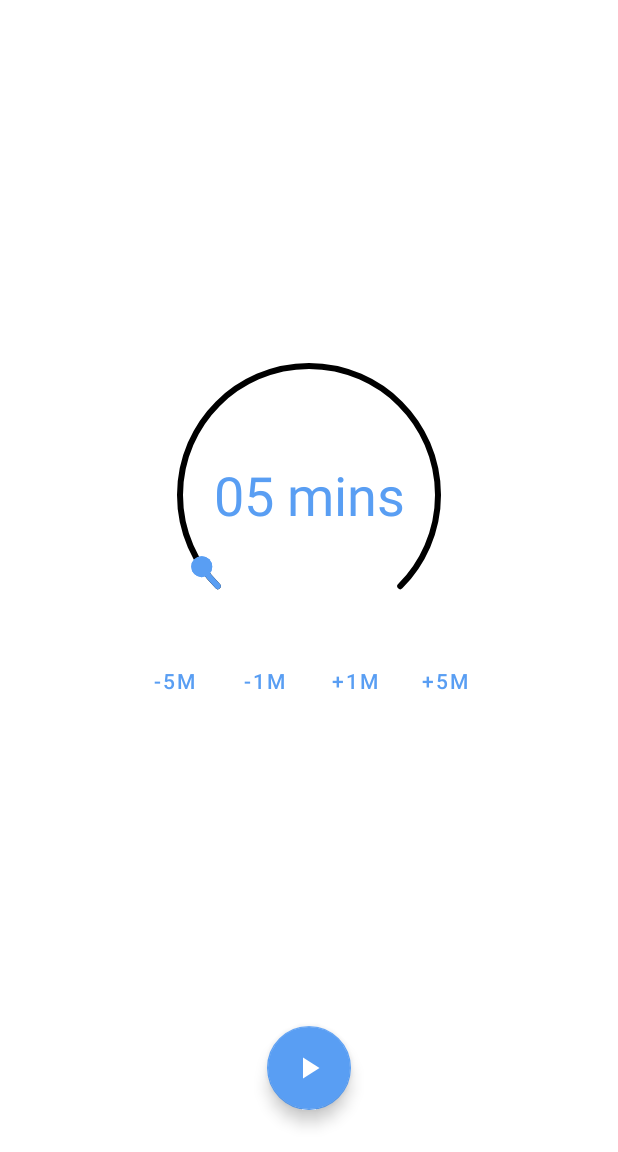
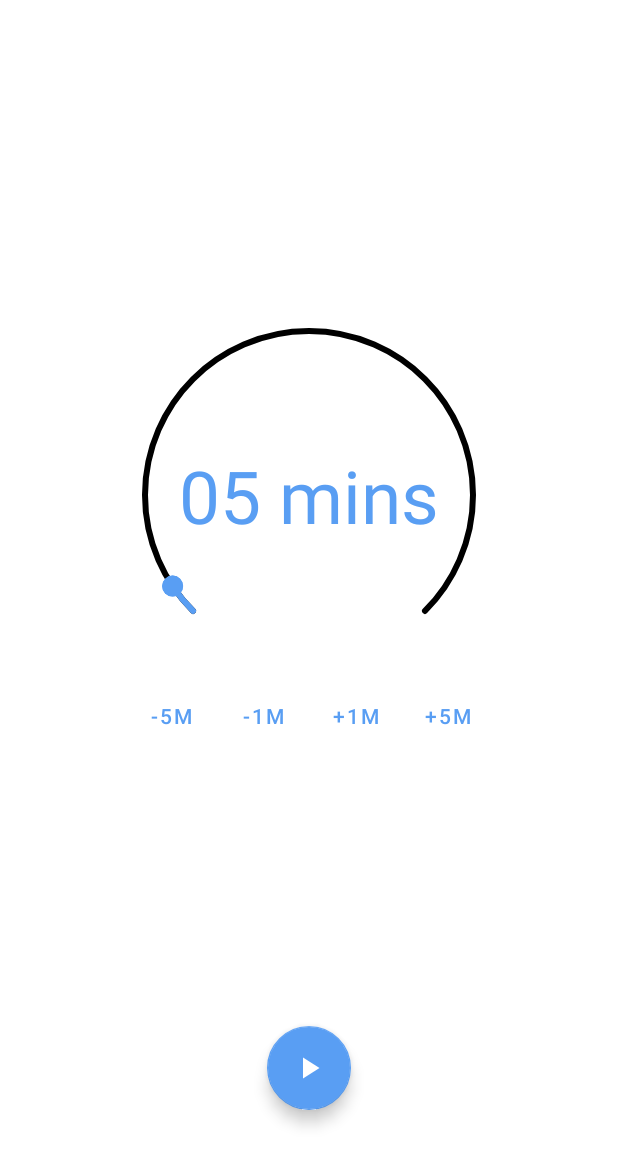
Before and after one commit to SimpleAppProjects/SimpleSleepTimer, an Android app: the screen it shows after launch (MainActivity), on a phone screen of 412 x 824 dp, the part 84-1236 px from its top. Run offline under Robolectric (Android 15) with nearby library versions, the phone set to English and light mode, and no system bars; our stand-ins replace data binding; libraries missing offline, so code that uses them is left out: com.jakewharton.threetenabp; 3 statements that could not run were skipped.

Commit message:
SleepTimer: adjust timer progress circle size

```diff
--- a/app/src/main/res/layout/fragment_timer_start.xml
+++ b/app/src/main/res/layout/fragment_timer_start.xml
@@ -6,6 +6,20 @@
     android:layout_height="match_parent"
     tools:context=".TimerStartFragment"
     tools:ignore="HardcodedText">
+
+    <androidx.constraintlayout.widget.Guideline
+        android:id="@+id/left_guide"
+        android:layout_width="wrap_content"
+        android:layout_height="wrap_content"
+        android:orientation="vertical"
+        app:layout_constraintGuide_percent="0.2" />
+
+    <androidx.constraintlayout.widget.Guideline
+        android:id="@+id/right_guide"
+        android:layout_width="wrap_content"
+        android:layout_height="wrap_content"
+        android:orientation="vertical"
+        app:layout_constraintGuide_percent="0.8" />
 
     <com.devadvance.circularseekbar.CircularSeekBar
         android:id="@+id/timerProgressScroller"
@@ -16,7 +30,7 @@
         app:circle_stroke_width="4dp"
         app:pointer_halo_width="0dp"
         app:end_angle="45"
-        app:layout_constraintWidth_max="200dp"
+        app:layout_constraintHeight_max="360dp"
         app:layout_constraintDimensionRatio="1:1"
         app:lock_enabled="true"
         app:move_outside_circle="true"
@@ -28,7 +42,7 @@
         tools:progress="5"
         tools:ignore="MissingConstraints" />
 
-    <TextView
+    <androidx.appcompat.widget.AppCompatTextView
         android:id="@+id/progress_text"
         android:layout_width="0dp"
         android:layout_height="0dp"
@@ -43,7 +57,7 @@
         app:layout_constraintEnd_toEndOf="@id/timerProgressScroller"
         app:layout_constraintStart_toStartOf="@id/timerProgressScroller"
         app:layout_constraintTop_toTopOf="@id/timerProgressScroller"
-        tools:text="5 minutes" />
+        tools:text="5 mins" />
 
     <Button
         android:id="@+id/minus_5minbtn"
@@ -87,7 +101,7 @@
 
     <androidx.constraintlayout.helper.widget.Flow
         android:id="@+id/flow"
-        android:layout_width="match_parent"
+        android:layout_width="0dp"
         android:layout_height="0dp"
         app:flow_wrapMode="aligned"
         app:layout_constraintVertical_chainStyle="packed"
@@ -99,20 +113,20 @@
         app:constraint_referenced_ids="timerProgressScroller,buttonflow"
         app:layout_constraintBottom_toBottomOf="parent"
         app:layout_constraintTop_toTopOf="parent"
-        app:layout_constraintStart_toStartOf="parent"
-        app:layout_constraintEnd_toEndOf="parent" />
+        app:layout_constraintStart_toEndOf="@id/left_guide"
+        app:layout_constraintEnd_toStartOf="@id/right_guide" />
 
     <androidx.constraintlayout.helper.widget.Flow
         android:id="@+id/buttonflow"
-        android:layout_width="wrap_content"
+        android:layout_width="0dp"
         android:layout_height="wrap_content"
+        app:flow_maxElementsWrap="@integer/buttonflow_columns"
         app:flow_wrapMode="aligned"
         app:layout_constraintVertical_chainStyle="packed"
         app:flow_horizontalBias="0.5"
         app:flow_verticalStyle="packed"
         android:orientation="horizontal"
         app:constraint_referenced_ids="minus_5minbtn,minus_1minbtn,plus_1minbtn,plus_5minbtn"
-        app:layout_constrainedWidth="true"
         app:layout_constraintStart_toStartOf="@id/timerProgressScroller"
         app:layout_constraintTop_toBottomOf="@id/timerProgressScroller" />
 
```
Also changed, not shown: app/src/main/res/layout/fragment_timer_progress.xml (+17 -4 lines).
